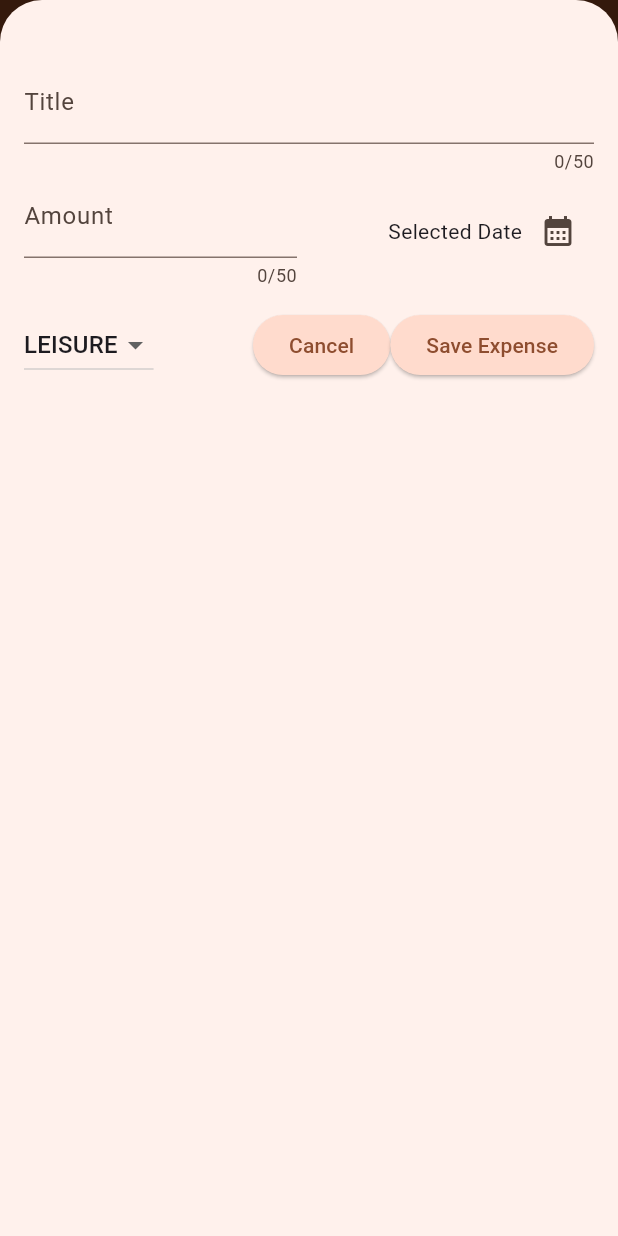
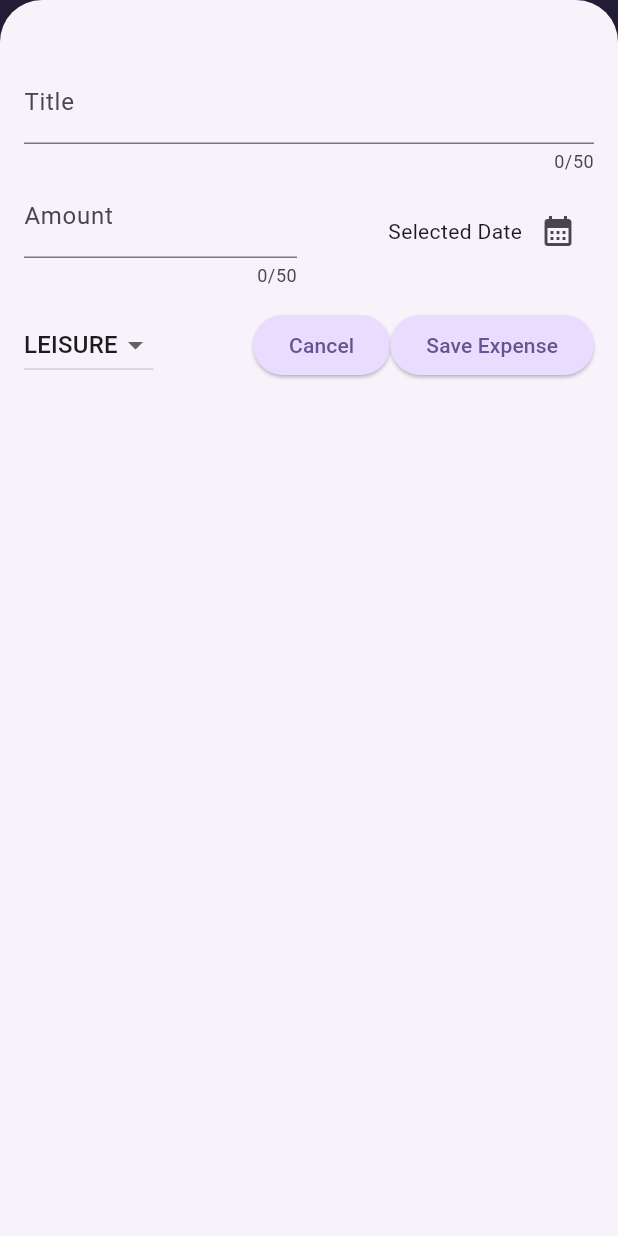
Before and after one commit to mithun00gowda/expenses_tracker, a Flutter app: the screen it shows after launch, after a tap on the "add" icon, on a phone screen of 412 x 824 dp. Run offline on Flutter 3.47's test engine with Material 3 defaults, Android fonts, the light colour scheme and no system bars.

Commit message:
part 1 is done

```diff
--- a/lib/main.dart
+++ b/lib/main.dart
@@ -2,9 +2,18 @@
 import 'package:flutter/material.dart';
 
 var kthemcolor = ColorScheme.fromSeed(seedColor: Color.fromARGB(
-    255, 252, 101, 2));
+    255, 96, 59, 181));
+var kdarkthemeColor = ColorScheme.fromSeed(
+    brightness: Brightness.dark,
+    seedColor: Color.fromARGB(255, 5, 99, 125));
 void main(){
   runApp(MaterialApp(
+    darkTheme: ThemeData.dark().copyWith(
+      colorScheme: kdarkthemeColor,
+      cardTheme: CardTheme().copyWith(
+          margin: EdgeInsets.symmetric(horizontal: 16,vertical: 8)
+      ),
+    ),
     theme: ThemeData().copyWith(
     colorScheme: kthemcolor,
       appBarTheme: AppBarTheme().copyWith(
@@ -22,12 +31,14 @@
       ),
       textTheme: ThemeData().textTheme.copyWith(
         titleLarge: TextStyle(
-          fontWeight: FontWeight.normal,
+          fontWeight: FontWeight.bold,
           color: kthemcolor.onSecondaryContainer,
-          fontSize: 14
+          fontSize: 15
         )
       )
     ),
+    debugShowCheckedModeBanner: false,
+    themeMode: ThemeMode.system,
     home: Expenses(),
   ));
 }
--- a/lib/models/expense.dart
+++ b/lib/models/expense.dart
@@ -6,26 +6,49 @@
 
 final uuid = Uuid();
 
-enum Category {
-  food,travel,leisure,work
-}
+enum Category { food, travel, leisure, work }
 
 const categoryIcons = {
   Category.food: Icons.lunch_dining,
-  Category.travel:Icons.flight_takeoff,
-  Category.leisure:Icons.movie,
-  Category.work:Icons.work
+  Category.travel: Icons.flight_takeoff,
+  Category.leisure: Icons.movie,
+  Category.work: Icons.work
 };
 
-class Expense{
-  Expense({required this.title,required this.amount, required this.date,required this.catogry}): id = uuid.v4();
+class Expense {
+  Expense(
+      {required this.title,
+      required this.amount,
+      required this.date,
+      required this.catogry})
+      : id = uuid.v4();
   final String id;
   final String title;
   final double amount;
   final DateTime date;
   final Category catogry;
 
-  String get formatedDate{
+  String get formatedDate {
     return formater.format(date);
   }
 }
+
+class ExpenseBucket {
+  const ExpenseBucket({required this.category, required this.expenses});
+
+  final Category category;
+  final List<Expense> expenses;
+
+  ExpenseBucket.forCategory(List<Expense> allExpenses, this.category)
+      : expenses = allExpenses
+            .where((expense) => expense.catogry == category)
+            .toList();
+
+  double get totalExpenses {
+    double sum = 0;
+    for (var expense in expenses) {
+      sum += expense.amount;
+    }
+    return sum;
+  }
+}
--- /dev/null
+++ b/lib/widgets/chart/chart.dart
@@ -0,0 +1,94 @@
+import 'package:flutter/material.dart';
+import '../../models/expense.dart';
+import 'chart_bar.dart';
+
+class Chart extends StatelessWidget {
+  const Chart({super.key, required this.expenses});
+
+  final List<Expense> expenses;
+
+  List<ExpenseBucket> get buckets {
+    return [
+      ExpenseBucket.forCategory(expenses, Category.food),
+      ExpenseBucket.forCategory(expenses, Category.leisure),
+      ExpenseBucket.forCategory(expenses, Category.travel),
+      ExpenseBucket.forCategory(expenses, Category.work),
+    ];
+  }
+
+  double get maxTotalExpense {
+    double maxTotalExpense = 0;
+
+    for (final bucket in buckets) {
+      if (bucket.totalExpenses > maxTotalExpense) {
+        maxTotalExpense = bucket.totalExpenses;
+      }
+    }
+
+    return maxTotalExpense;
+  }
+
+  @override
+  Widget build(BuildContext context) {
+    final isDarkMode =
+        MediaQuery.of(context).platformBrightness == Brightness.dark;
+    return Container(
+      margin: const EdgeInsets.all(16),
+      padding: const EdgeInsets.symmetric(
+        vertical: 16,
+        horizontal: 8,
+      ),
+      width: double.infinity,
+      height: 180,
+      decoration: BoxDecoration(
+        borderRadius: BorderRadius.circular(8),
+        gradient: LinearGradient(
+          colors: [
+            Theme.of(context).colorScheme.primary.withOpacity(0.3),
+            Theme.of(context).colorScheme.primary.withOpacity(0.0)
+          ],
+          begin: Alignment.bottomCenter,
+          end: Alignment.topCenter,
+        ),
+      ),
+      child: Column(
+        children: [
+          Expanded(
+            child: Row(
+              crossAxisAlignment: CrossAxisAlignment.end,
+              children: [
+                for (final bucket in buckets) // alternative to map()
+                  ChartBar(
+                    fill: bucket.totalExpenses == 0
+                        ? 0
+                        : bucket.totalExpenses / maxTotalExpense,
+                  )
+              ],
+            ),
+          ),
+          const SizedBox(height: 12),
+          Row(
+            children: buckets
+                .map(
+                  (bucket) => Expanded(
+                child: Padding(
+                  padding: const EdgeInsets.symmetric(horizontal: 4),
+                  child: Icon(
+                    categoryIcons[bucket.category],
+                    color: isDarkMode
+                        ? Theme.of(context).colorScheme.secondary
+                        : Theme.of(context)
+                        .colorScheme
+                        .primary
+                        .withOpacity(0.7),
+                  ),
+                ),
+              ),
+            )
+                .toList(),
+          )
+        ],
+      ),
+    );
+  }
+}
--- /dev/null
+++ b/lib/widgets/chart/chart_bar.dart
@@ -0,0 +1,34 @@
+import 'package:flutter/material.dart';
+
+class ChartBar extends StatelessWidget {
+  const ChartBar({
+    super.key,
+    required this.fill,
+  });
+
+  final double fill;
+
+  @override
+  Widget build(BuildContext context) {
+    final isDarkMode =
+        MediaQuery.of(context).platformBrightness == Brightness.dark;
+    return Expanded(
+      child: Padding(
+        padding: const EdgeInsets.symmetric(horizontal: 4),
+        child: FractionallySizedBox(
+          heightFactor: fill,
+          child: DecoratedBox(
+            decoration: BoxDecoration(
+              shape: BoxShape.rectangle,
+              borderRadius:
+              const BorderRadius.vertical(top: Radius.circular(8)),
+              color: isDarkMode
+                  ? Theme.of(context).colorScheme.secondary
+                  : Theme.of(context).colorScheme.primary.withOpacity(0.65),
+            ),
+          ),
+        ),
+      ),
+    );
+  }
+}
--- a/lib/widgets/expenses.dart
+++ b/lib/widgets/expenses.dart
@@ -1,4 +1,5 @@
 import 'package:expensive_app/models/expense.dart';
+import 'package:expensive_app/widgets/chart/chart.dart';
 import 'package:expensive_app/widgets/expenses_list/expenses_list.dart';
 import 'package:expensive_app/widgets/new_expense.dart';
 import 'package:flutter/material.dart';
@@ -12,8 +13,7 @@
 
 class _ExpensesState extends State<Expenses> {
   final List<Expense> _registerExpenses = [
-    Expense(title: 'Flutter Course', amount: 200, date: DateTime.now(), catogry: Category.work),
-    Expense(title: 'Cinema', amount: 150, date: DateTime.now(), catogry: Category.leisure)
+
   ];
 
 
@@ -65,7 +65,7 @@
       ),
       body: Column(
         children: [
-          Text('Chart'),
+          Chart(expenses: _registerExpenses),
           Expanded(child: mainContent)
         ],
       ),
--- a/lib/widgets/expenses_list/expenses_items.dart
+++ b/lib/widgets/expenses_list/expenses_items.dart
@@ -11,8 +11,9 @@
       child:Padding(
         padding: EdgeInsets.symmetric(horizontal: 10,vertical: 5),
         child: Column(
+          crossAxisAlignment: CrossAxisAlignment.start,
           children: [
-            Text(expenses.title),
+            Text(expenses.title,style: Theme.of(context).textTheme.titleLarge,),
             const SizedBox(height: 5,),
             Row(
               children: [
--- a/lib/widgets/expenses_list/expenses_list.dart
+++ b/lib/widgets/expenses_list/expenses_list.dart
@@ -3,13 +3,26 @@
 import 'package:flutter/material.dart';
 
 class ExpensesList extends StatelessWidget {
-  const ExpensesList({super.key, required this.expensesList, required this.onRemoveExpense});
+  const ExpensesList(
+      {super.key, required this.expensesList, required this.onRemoveExpense});
+
   final List<Expense> expensesList;
   final void Function(Expense expense) onRemoveExpense;
+
   @override
   Widget build(BuildContext context) {
-    return ListView.builder(itemCount: expensesList.length,itemBuilder: (context,index) => Dismissible(key: ValueKey(expensesList[index]),onDismissed: (direction){
-      onRemoveExpense(expensesList[index]);
-    }, child: ExpensesItems(expenses: expensesList[index])));
+    return ListView.builder(
+        itemCount: expensesList.length,
+        itemBuilder: (context, index) => Dismissible(
+            background: Container(
+              color: Theme.of(context).colorScheme.error,
+              margin: EdgeInsets.symmetric(
+                  horizontal: 16),
+            ),
+            key: ValueKey(expensesList[index]),
+            onDismissed: (direction) {
+              onRemoveExpense(expensesList[index]);
+            },
+            child: ExpensesItems(expenses: expensesList[index])));
   }
 }
```
Also changed, not shown: 3 other files.
